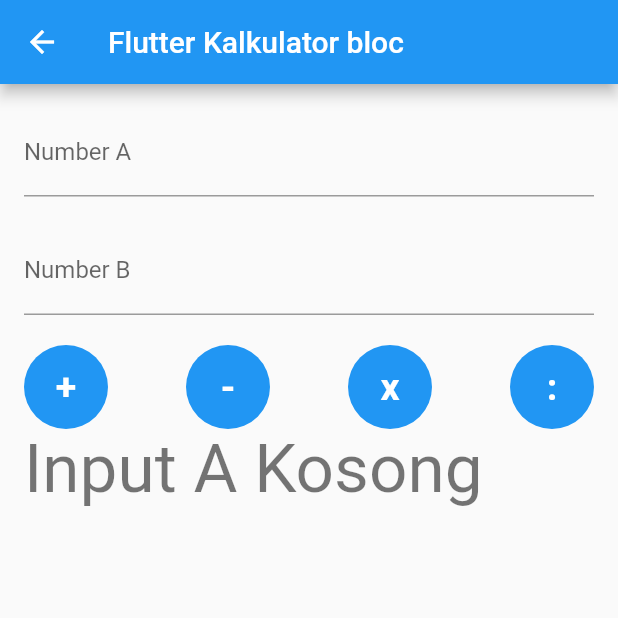
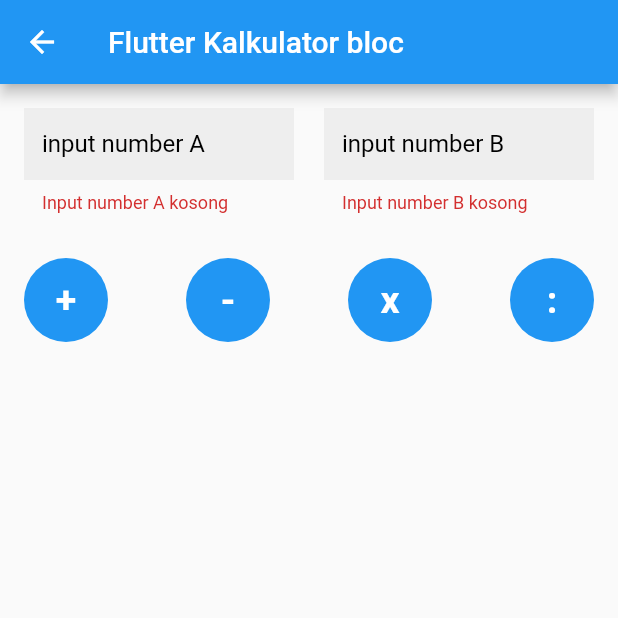
Before and after one commit to arif5995/bloc_calulate, a Flutter app: the KalkulatorPage screen opened by its route, after a tap on an icon or button, on a phone screen of 412 x 824 dp, the top half of it. Run offline on Flutter 3.47's test engine with Material 2 defaults, Android fonts, the phone set to English and light mode, and no system bars; our stand-ins replace rxdart; missing offline and left inert: dart:ffi.

Commit message:
ui layout

```diff
--- a/lib/bloc/blocKalkulator.dart
+++ b/lib/bloc/blocKalkulator.dart
@@ -1,4 +1,5 @@
 import 'dart:async';
+import 'dart:ffi';
 
 import 'package:rxdart/rxdart.dart';
 
@@ -39,6 +40,7 @@
 
   void _mapEventToState(KalkulatorEvent kalkulatorEvent){
     int results = 0;
+    Double double;
     String inputA = "Input A Kosong";
     String inputB = "Input B Kosong";
     if (kalkulatorEvent.numberA == null){
@@ -55,8 +57,12 @@
           print("Inputan B : ${kalkulatorEvent.numberB}");
           break;
         case Operation.kurang:
-          results = kalkulatorEvent.numberA - kalkulatorEvent.numberB;
-          _stateSink.add(KalkulatorSukses(results));
+          if (kalkulatorEvent.numberA < kalkulatorEvent.numberB){
+            _stateSink.add(KalkulatoorFailed("Number A lebih kecil daripada Number B"));
+          } else {
+            results = kalkulatorEvent.numberA - kalkulatorEvent.numberB;
+            _stateSink.add(KalkulatorSukses(results));
+          }
           print(results);
           break;
         case Operation.kali:
@@ -67,7 +73,7 @@
         case Operation.bagi:
           results = kalkulatorEvent.numberA ~/ kalkulatorEvent.numberB;
           _stateSink.add(KalkulatorSukses(results));
-          print(results);
+          print(results.roundToDouble());
           break;
         default:
           print("Invalid choice");
--- a/lib/main.dart
+++ b/lib/main.dart
@@ -1,7 +1,4 @@
-import 'file:///D:/FlutterApp/Latihan/bloc_caculate/bloc_calulate/lib/bloc/bloc.dart';
 import 'package:bloccalulate/routes.dart';
-import 'package:bloccalulate/ui/kalkulator_page.dart';
-import 'package:bloccalulate/ui/plesminus_page.dart';
 import 'package:flutter/cupertino.dart';
 import 'package:flutter/material.dart';
 
--- a/lib/ui/kalkulator_page.dart
+++ b/lib/ui/kalkulator_page.dart
@@ -1,5 +1,6 @@
 import 'package:bloccalulate/bloc/blocKalkulator.dart';
 import 'package:bloccalulate/ui/widget/buttonCircle.dart';
+import 'package:bloccalulate/ui/widget/inputText.dart';
 import 'package:bloccalulate/ui/widget/outputText.dart';
 import 'package:flutter/material.dart';
 
@@ -11,10 +12,7 @@
 class _KalkulatorPageState extends State<KalkulatorPage> {
   KalkulatorBloc kalkulatorBloc = KalkulatorBloc();
   bool _validate = false;
-  bool _Rubah = false;
-  bool _tambah = true;
-  final TextEditingController _controllerNumberD = TextEditingController();
-  final TextEditingController _controllerNumberC = TextEditingController();
+
   final TextEditingController _controllerNumberA = TextEditingController();
   final TextEditingController _controllerNumberB = TextEditingController();
 
@@ -36,6 +34,7 @@
     }
   }
 
+  final _formKey = GlobalKey<FormState>();
 
   @override
   void dispose() {
@@ -48,41 +47,78 @@
       appBar: AppBar(
         title: Text('Flutter Kalkulator bloc'),
       ),
-      body: Container(
+      body: Form(
+        key: _formKey,
+        child: Container(
           height: MediaQuery.of(context).size.height,
           padding: EdgeInsets.all(16),
           child: Column(
             crossAxisAlignment: CrossAxisAlignment.start,
             children: <Widget>[
-            StreamBuilder<KalkulatorState>(
-                stream: kalkulatorBloc.stateStream,
-                builder: (context, snapshot) {
-                  return TextField(
+              Row(
+                mainAxisAlignment: MainAxisAlignment.spaceBetween,
+                children: <Widget>[
+                  Expanded(
+                    child: InputText(
                       controller: _controllerNumberA,
-                    decoration: InputDecoration(
-                        labelText: 'Number A',
-                        errorText: snapshot.error
+                      hintText: "input number A",
+                      validator: (String val){
+                        if (val.isEmpty){
+                          return "Input number A kosong";
+                        }else{
+                          return null;
+                        }
+                      },
+                    )
                   ),
-                    keyboardType: TextInputType.number,
-                  );
+                  SizedBox(width: 20,),
+                  Expanded(
+                    child: InputText(
+                      controller: _controllerNumberB,
+                      hintText: "input number B",
+                      validator: (String val){
+                        if (val.isEmpty){
+                          return "Input number B kosong" ;
+                        }else{
+                          return null;
                         }
+                      },
+                    )
                   ),
-            SizedBox(height: 20,),
-            StreamBuilder<KalkulatorState>(
-                stream: kalkulatorBloc.stateStream,
-                builder: (context, snapshot) {
-                  return TextField(
-                    controller: _controllerNumberB,
-                    decoration: InputDecoration(
-                        labelText: 'Number B',
-                        errorText: snapshot.error
-                    ),
-                    keyboardType: TextInputType.number,
-                  );
-                }
+                ],
               ),
               SizedBox(
                 height: 20,
+              ),
+              Center(
+                child: StreamBuilder<KalkulatorState>(
+                  stream: kalkulatorBloc.stateStream,
+                  builder: (context, snapshot){
+                    if(snapshot.hasData){
+                      if (snapshot.data is KalkulatorSukses) {
+                        final data = snapshot.data as KalkulatorSukses;
+                        return Column(
+                          mainAxisAlignment: MainAxisAlignment.center,
+                          children: <Widget>[
+                            Text("Hasil", style: TextStyle(fontSize: 15),),
+                            OutputText(
+                              output: data.result.toString(),
+                            )
+                          ],
+                        );
+                      }else if (snapshot.data is KalkulatoorFailed) {
+                        final errors = snapshot.data as KalkulatoorFailed;
+                        return Text(errors.error, style: TextStyle(color: Colors.red, fontSize: 12),);
+                      }else {
+                        return Container();
+                      }
+                    }else {
+                      return Container();
+                    }
+                  },),
+              ),
+              SizedBox(
+                height: 10,
               ),
               Row(
                 mainAxisSize: MainAxisSize.max,
@@ -91,62 +127,46 @@
                   ButtonCircle(
                     text: "+",
                     action: (){
+                      if(_formKey.currentState.validate()){
+                        _formKey.currentState.save();
                         calculate(Operation.tambah);
+                      }
                     },
                   ),
                   SizedBox(width: 8.0),
                   ButtonCircle(
                     text: "-",
                     action: (){
-                    calculate(Operation.tambah);
+                      if(_formKey.currentState.validate()){
+                        _formKey.currentState.save();
+                        calculate(Operation.kurang);
+                      }
                     },
                   ),
                   SizedBox(width: 8.0),
                   ButtonCircle(
                     text: "x",
                     action: (){
-                    calculate(Operation.tambah);
+                      if(_formKey.currentState.validate()){
+                        _formKey.currentState.save();
+                        calculate(Operation.kali);
+                      }
                     },
                   ),
                   SizedBox(width: 8.0),
                   ButtonCircle(
                     text: ":",
                     action: (){
-                    calculate(Operation.tambah);
+                      if(_formKey.currentState.validate()){
+                        _formKey.currentState.save();
+                        calculate(Operation.bagi);
+                      }
                     },
                   ),
                 ],
               ),
-            StreamBuilder<KalkulatorState>(
-                stream: kalkulatorBloc.stateStream,
-                builder: (context, snapshot){
-                  if(snapshot.hasData){
-                    if (snapshot.data is KalkulatorSukses) {
-                      final data = snapshot.data as KalkulatorSukses;
-                      return Center(
-                        child: Column(
-                          mainAxisAlignment: MainAxisAlignment.center,
-                          children: <Widget>[
-                            Text("Hasil", style: TextStyle(fontSize: 20),),
-                            OutputText(
-                              output: data.result.toString(),
-                            )
             ],
           ),
-                      );
-                    }else if (snapshot.data is KalkulatoorFailed) {
-                      final errors = snapshot.data as KalkulatoorFailed;
-                      return OutputText(
-                          output: errors.error.toString(),
-                      );
-                    }else {
-                      return Container();
-                    }
-                  }else {
-                  return Container();
-                }
-              },)
-          ],
         ),
       ),
     );
--- /dev/null
+++ b/lib/ui/widget/inputText.dart
@@ -0,0 +1,26 @@
+import 'package:flutter/material.dart';
+
+class InputText extends StatelessWidget {
+  final String hintText;
+  final TextEditingController controller;
+  final Function validator;
+
+  InputText({this.hintText, this.controller, this.validator});
+
+  @override
+  Widget build(BuildContext context) {
+    return TextFormField(
+      decoration: InputDecoration(
+        hintText: hintText,
+        hintStyle: TextStyle(color: Colors.black),
+        border: InputBorder.none,
+        filled: true,
+        fillColor: Colors.grey[200]
+      ),
+      controller: controller,
+      validator: validator,
+      keyboardType: TextInputType.number,
+      style: TextStyle(color: Colors.black),
+    );
+  }
+}
```
Lines whose indentation alone changed are shown as unchanged.
